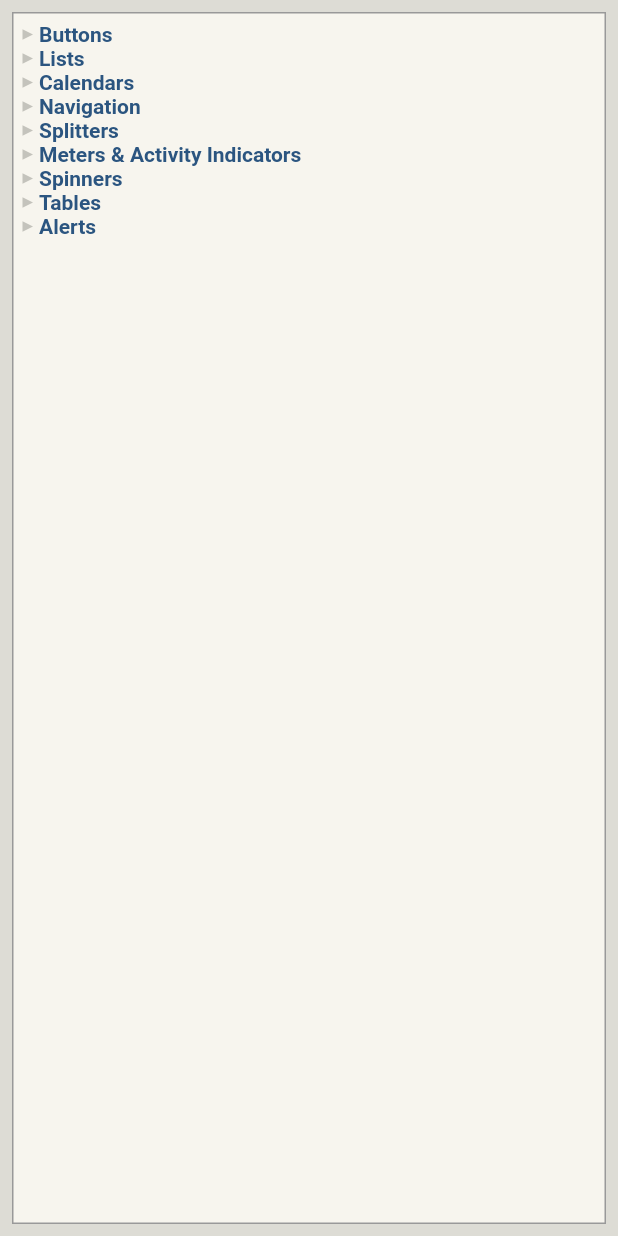
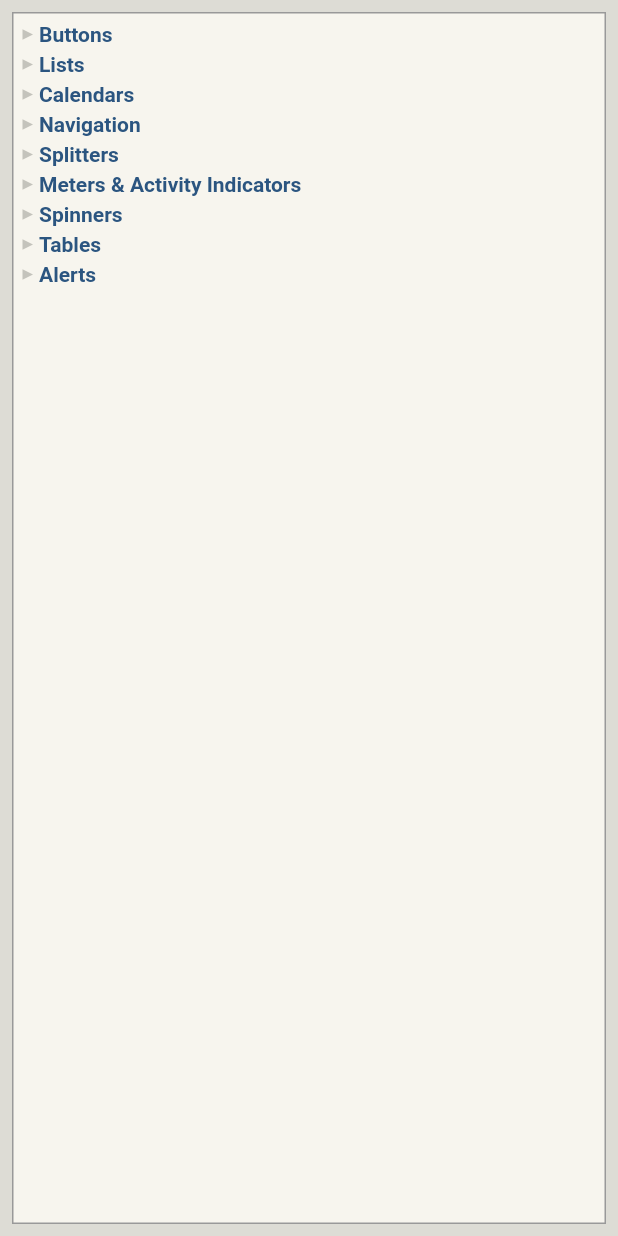
Before and after one commit to tvolkert/chicago, a Flutter app: the screen it shows after launch, after a tap on "Buttons", on a phone screen of 412 x 824 dp. Run offline on Flutter 3.47's test engine with Material 2 defaults, Android fonts, the phone set to English and light mode, and no system bars.

Commit message:
Updated example to use BoxPane

```diff
--- a/example/lib/main.dart
+++ b/example/lib/main.dart
@@ -16,7 +16,7 @@
 import 'dart:ui' show window;
 
 // Needed because chicago.TextInput still depends on Material
-import 'package:flutter/material.dart' show Material, DefaultMaterialLocalizations;
+import 'package:flutter/material.dart' show DefaultMaterialLocalizations, Material;
 import 'package:flutter/widgets.dart';
 import 'package:chicago/chicago.dart';
 
@@ -86,10 +86,8 @@ class KitchenSink extends StatelessWidget {
                                 ],
                                 loadingIndicator: Container(),
                                 child: ScrollPane(
-                                  view: Padding(
-                                    padding: EdgeInsets.all(6),
-                                    child: Column(
-                                      crossAxisAlignment: CrossAxisAlignment.start,
+                                  view: BoxPane(
+                                    padding: const EdgeInsets.all(6),
                                     children: const <Widget>[
                                       ButtonsDemo(),
                                       ListsDemo(),
@@ -101,7 +99,6 @@ class KitchenSink extends StatelessWidget {
                                       TablesDemo(),
                                       AlertsDemo(),
                                     ],
-                                    ),
                                   ),
                                 ),
                               ),
```
Lines whose indentation alone changed are shown as unchanged.
